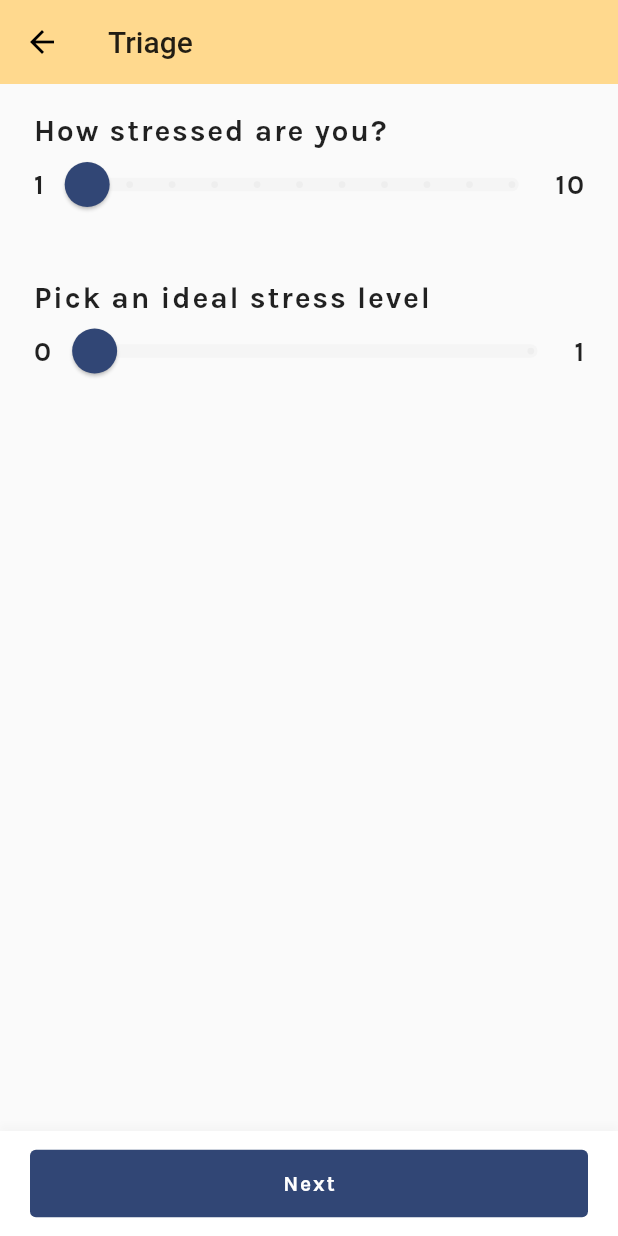
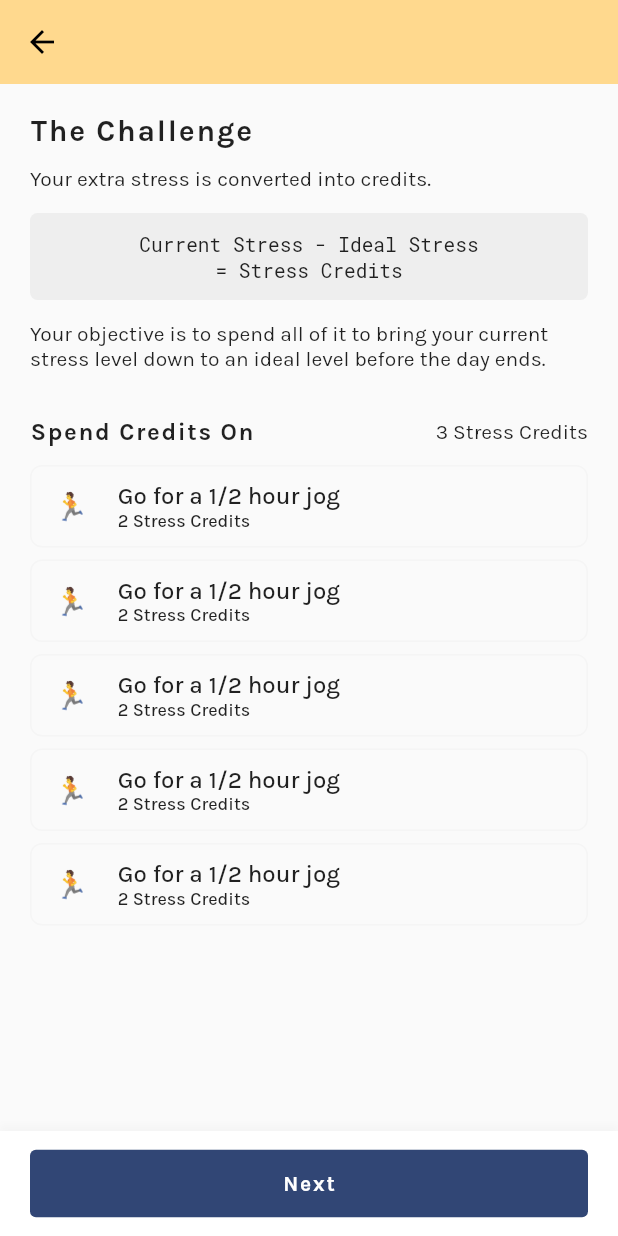
Before and after one commit to chuabingquan/helm, a Flutter app: the TriageScreen screen opened by its route, after a tap on "Next", on a phone screen of 412 x 824 dp. Run offline on Flutter 3.47's test engine with Material 2 defaults, Android fonts, the phone set to English and light mode, and no system bars; our stand-ins replace flutter_svg, google_fonts.

Commit message:
Complete challenge screen

```diff
--- a/lib/main.dart
+++ b/lib/main.dart
@@ -5,6 +5,7 @@ import 'package:google_fonts/google_fonts.dart';
 import './constants.dart' as Constants;
 import './screens/home_screen.dart';
 import './screens/triage_screen.dart';
+import './screens/challenge_screen.dart';
 
 void main() {
   WidgetsFlutterBinding.ensureInitialized();
@@ -35,6 +36,7 @@ class App extends StatelessWidget {
       ),
       routes: {
         TriageScreen.routeName: (ctx) => TriageScreen(),
+        ChallengeScreen.routeName: (ctx) => ChallengeScreen(),
       },
     );
   }
--- /dev/null
+++ b/lib/screens/challenge_screen.dart
@@ -0,0 +1,170 @@
+import 'package:flutter/material.dart';
+import 'package:google_fonts/google_fonts.dart';
+
+import '../widgets/action_panel.dart';
+import '../widgets/emoji_button.dart';
+
+class ChallengeScreen extends StatelessWidget {
+  static const routeName = '/challenge';
+
+  @override
+  Widget build(BuildContext context) {
+    final theme = Theme.of(context);
+
+    return Scaffold(
+      appBar: AppBar(
+        backgroundColor: theme.primaryColor,
+        elevation: 0.0,
+        leading: IconButton(
+          icon: Icon(Icons.arrow_back),
+          onPressed: () => Navigator.of(context).pop(),
+        ),
+        centerTitle: false,
+        // title: Text('Challenge'),
+      ),
+      body: Stack(
+        children: <Widget>[
+          LayoutBuilder(
+            builder: (ctx, constraints) => Container(
+              width: double.infinity,
+              height: constraints.maxHeight - 67.0,
+              padding: const EdgeInsets.fromLTRB(20.0, 0.0, 20.0, 0.0),
+              child: SingleChildScrollView(
+                child: Column(
+                  mainAxisSize: MainAxisSize.min,
+                  crossAxisAlignment: CrossAxisAlignment.start,
+                  children: <Widget>[
+                    SizedBox(
+                      height: 20.0,
+                    ),
+                    Flexible(
+                      child: FittedBox(
+                        child: Text(
+                          'The Challenge',
+                          style: const TextStyle(
+                            fontWeight: FontWeight.bold,
+                            fontSize: 20.0,
+                            letterSpacing: 1.2,
+                          ),
+                        ),
+                      ),
+                    ),
+                    SizedBox(
+                      height: 12.0,
+                    ),
+                    Flexible(
+                      child: Text(
+                        'Your extra stress is converted into credits.',
+                        style: const TextStyle(
+                          fontSize: 14,
+                          height: 1.2,
+                        ),
+                      ),
+                    ),
+                    SizedBox(
+                      height: 14.0,
+                    ),
+                    Flexible(
+                      child: Container(
+                        width: double.infinity,
+                        padding: const EdgeInsets.symmetric(
+                          vertical: 12.0,
+                        ),
+                        decoration: BoxDecoration(
+                          color: Colors.grey.shade200,
+                          borderRadius: BorderRadius.circular(5.0),
+                        ),
+                        child: Text(
+                          'Current Stress - Ideal Stress \n= Stress Credits',
+                          textAlign: TextAlign.center,
+                          style: GoogleFonts.robotoMono().copyWith(
+                            fontSize: 13.0,
+                          ),
+                        ),
+                      ),
+                    ),
+                    SizedBox(
+                      height: 14.0,
+                    ),
+                    Flexible(
+                      child: Text(
+                        'Your objective is to spend all of it to bring your current stress level down to an ideal level before the day ends.',
+                        style: const TextStyle(
+                          fontSize: 14.0,
+                          height: 1.2,
+                        ),
+                      ),
+                    ),
+                    SizedBox(
+                      height: 30.0,
+                    ),
+                    Row(
+                      mainAxisAlignment: MainAxisAlignment.spaceBetween,
+                      children: <Widget>[
+                        Flexible(
+                          child: FittedBox(
+                            child: Text(
+                              'Spend Credits On',
+                              style: const TextStyle(
+                                fontWeight: FontWeight.bold,
+                                letterSpacing: 1.1,
+                                fontSize: 16.0,
+                              ),
+                            ),
+                          ),
+                        ),
+                        Flexible(
+                          child: FittedBox(
+                            child: Text(
+                              '3 Stress Credits',
+                              style: const TextStyle(
+                                fontSize: 14.0,
+                              ),
+                            ),
+                          ),
+                        ),
+                      ],
+                    ),
+                    SizedBox(
+                      height: 9.0,
+                    ),
+                    Flexible(
+                      fit: FlexFit.loose,
+                      child: ListView.builder(
+                        physics: NeverScrollableScrollPhysics(),
+                        shrinkWrap: true,
+                        itemCount: 5,
+                        itemBuilder: (ctx, index) => Padding(
+                          padding: const EdgeInsets.symmetric(
+                            vertical: 4.0,
+                          ),
+                          child: EmojiButton(
+                            emoji: '🏃',
+                            title: 'Go for a 1/2 hour jog',
+                            enableSubtitle: true,
+                            subtitle: '2 Stress Credits',
+                            onPressed: () {},
+                          ),
+                        ),
+                      ),
+                    ),
+                    SizedBox(
+                      height: 5.0,
+                    ),
+                  ],
+                ),
+              ),
+            ),
+          ),
+          Align(
+            alignment: Alignment.bottomCenter,
+            child: ActionPanel(
+              title: 'Next',
+              onPressed: () {},
+            ),
+          ),
+        ],
+      ),
+    );
+  }
+}
--- a/lib/screens/home_screen.dart
+++ b/lib/screens/home_screen.dart
@@ -70,7 +70,7 @@ class HomeScreen extends StatelessWidget {
                     EmojiButton(
                       height: 50.0,
                       emoji: '😰',
-                      text: 'Anxious',
+                      title: 'Anxious',
                       onPressed: () => Navigator.of(context).pushNamed(
                         TriageScreen.routeName,
                       ),
@@ -78,13 +78,13 @@ class HomeScreen extends StatelessWidget {
                     EmojiButton(
                       height: 50.0,
                       emoji: '😫',
-                      text: 'Stressed',
+                      title: 'Stressed',
                       onPressed: () {},
                     ),
                     EmojiButton(
                       height: 50.0,
                       emoji: '😞',
-                      text: 'Depressed',
+                      title: 'Depressed',
                       onPressed: () {},
                     ),
                   ],
--- a/lib/screens/triage_screen.dart
+++ b/lib/screens/triage_screen.dart
@@ -2,6 +2,7 @@ import 'package:flutter/material.dart';
 
 import '../widgets/knob_slider.dart';
 import '../widgets/action_panel.dart';
+import '../screens/challenge_screen.dart';
 
 class TriageScreen extends StatefulWidget {
   static const routeName = '/triage';
@@ -28,7 +29,7 @@ class _TriageScreenState extends State<TriageScreen> {
         Flexible(
           child: Text(
             question,
-            style: TextStyle(
+            style: const TextStyle(
               fontWeight: FontWeight.bold,
               fontSize: 20.0,
               letterSpacing: 1.2,
@@ -57,8 +58,6 @@ class _TriageScreenState extends State<TriageScreen> {
           icon: Icon(Icons.arrow_back),
           onPressed: () => Navigator.of(context).pop(),
         ),
-        centerTitle: false,
-        title: Text('Triage'),
       ),
       body: Stack(
         children: <Widget>[
@@ -66,7 +65,7 @@ class _TriageScreenState extends State<TriageScreen> {
             width: double.infinity,
             padding: const EdgeInsets.symmetric(
               vertical: 20.0,
-              horizontal: 22.0,
+              horizontal: 20.0,
             ),
             child: Column(
               mainAxisSize: MainAxisSize.min,
@@ -132,7 +131,9 @@ class _TriageScreenState extends State<TriageScreen> {
             alignment: Alignment.bottomCenter,
             child: ActionPanel(
               title: 'Next',
-              onPressed: () {},
+              onPressed: () => Navigator.of(context).pushNamed(
+                ChallengeScreen.routeName,
+              ),
             ),
           ),
         ],
--- a/lib/widgets/emoji_button.dart
+++ b/lib/widgets/emoji_button.dart
@@ -2,14 +2,18 @@ import 'package:flutter/material.dart';
 
 class EmojiButton extends StatelessWidget {
   final String emoji;
-  final String text;
+  final String title;
+  final String subtitle;
   final double height;
+  final bool enableSubtitle;
   final Function onPressed;
 
   EmojiButton({
     @required this.emoji,
-    @required this.text,
+    @required this.title,
+    this.subtitle = '',
     this.height = 55.0,
+    this.enableSubtitle = false,
     @required this.onPressed,
   });
 
@@ -39,12 +43,30 @@ class EmojiButton extends StatelessWidget {
             SizedBox(
               width: 20.0,
             ),
-            Text(
-              text,
-              style: const TextStyle(
-                fontSize: 16.0,
-              ),
-            ),
+            enableSubtitle
+                ? Column(
+                  crossAxisAlignment: CrossAxisAlignment.start,
+                    children: <Widget>[
+                      Text(
+                        title,
+                        style: const TextStyle(
+                          fontSize: 16.0,
+                        ),
+                      ),
+                      Text(
+                        subtitle,
+                        style: const TextStyle(
+                          fontSize: 12.0,
+                        ),
+                      )
+                    ],
+                  )
+                : Text(
+                    title,
+                    style: const TextStyle(
+                      fontSize: 16.0,
+                    ),
+                  ),
           ],
         ),
         onPressed: onPressed,
```
